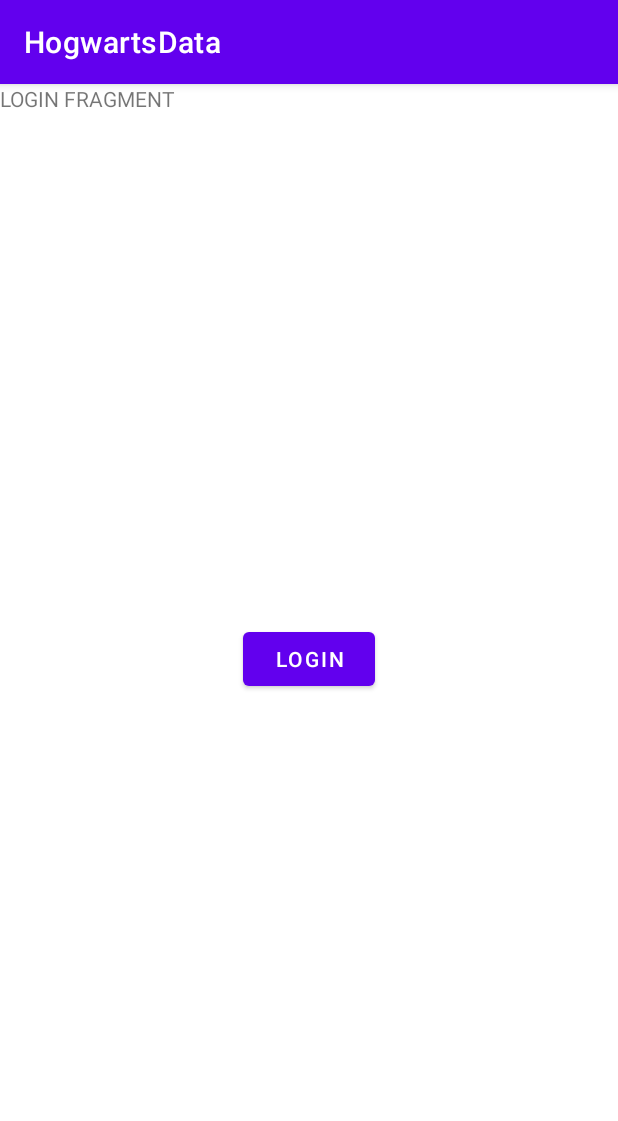
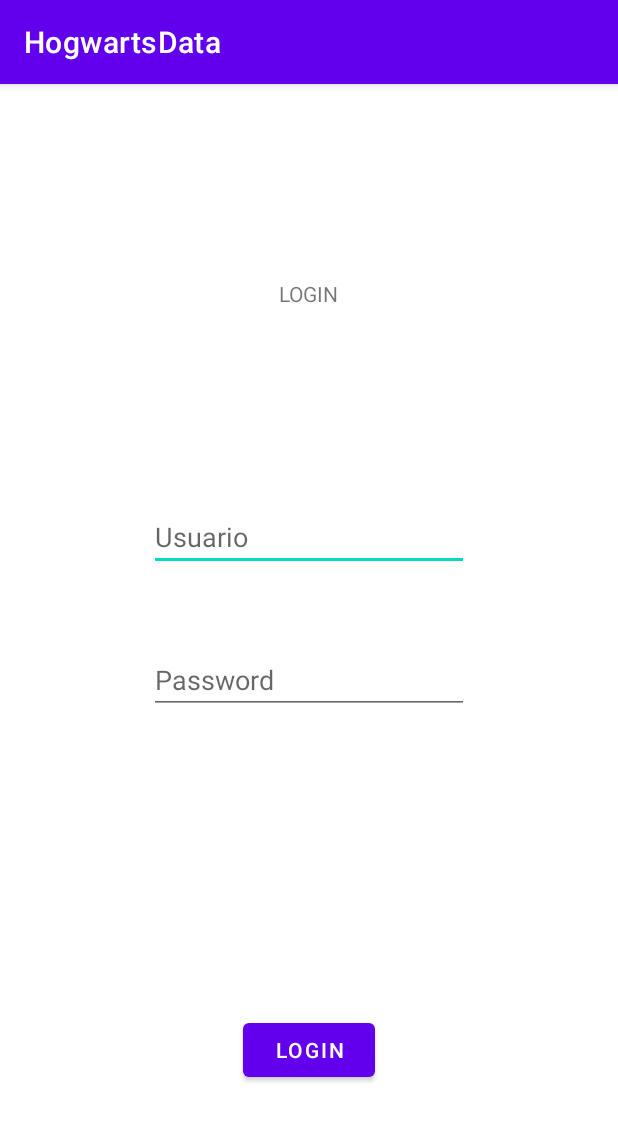
Before and after one commit to josemcuevas/hogwarts-data, an Android app: the screen it shows after launch (MainActivity), on a phone screen of 412 x 824 dp. Shown: the top 1121 px of the screen. Run offline under Robolectric (Android 15) with nearby library versions, the phone set to English and light mode, and no system bars; our stand-ins replace Dagger/Hilt's generated code.

Commit message:
VIEW(Login): Login view implemented

```diff
--- /dev/null
+++ b/app/src/main/java/com/example/hogwartsdata/data/model/UserModel.kt
@@ -0,0 +1,6 @@
+package com.example.hogwartsdata.data.model
+
+data class UserModel(
+    val user: String,
+    val password: String
+)
--- /dev/null
+++ b/app/src/main/java/com/example/hogwartsdata/domain/CheckUser.kt
@@ -0,0 +1,12 @@
+package com.example.hogwartsdata.domain
+
+import com.example.hogwartsdata.data.Repository
+import javax.inject.Inject
+
+class CheckUser @Inject constructor(
+    private val repository: Repository
+) {
+    operator fun invoke(user: String, password: String): Boolean {
+        return repository.postUserLogin(user, password)
+    }
+}
--- a/app/src/main/java/com/example/hogwartsdata/ui/view/MainActivity.kt
+++ b/app/src/main/java/com/example/hogwartsdata/ui/view/MainActivity.kt
@@ -3,7 +3,9 @@ package com.example.hogwartsdata.ui.view
 import androidx.appcompat.app.AppCompatActivity
 import android.os.Bundle
 import com.example.hogwartsdata.R
+import dagger.hilt.android.AndroidEntryPoint
 
+@AndroidEntryPoint
 class MainActivity : AppCompatActivity() {
     override fun onCreate(savedInstanceState: Bundle?) {
         super.onCreate(savedInstanceState)
--- a/app/src/main/java/com/example/hogwartsdata/ui/view/login/LoginFragment.kt
+++ b/app/src/main/java/com/example/hogwartsdata/ui/view/login/LoginFragment.kt
@@ -5,12 +5,23 @@ import androidx.fragment.app.Fragment
 import android.view.LayoutInflater
 import android.view.View
 import android.view.ViewGroup
+import android.widget.Switch
+import android.widget.Toast
+import androidx.fragment.app.activityViewModels
+import androidx.fragment.app.viewModels
+import androidx.lifecycle.Observer
 import androidx.navigation.fragment.findNavController
 import com.example.hogwartsdata.R
+import com.example.hogwartsdata.data.model.UserModel
 import com.example.hogwartsdata.databinding.FragmentLoginBinding
+import com.example.hogwartsdata.ui.viewModel.login.LoginState
+import com.example.hogwartsdata.ui.viewModel.login.LoginViewModel
+import dagger.hilt.android.AndroidEntryPoint
 
+@AndroidEntryPoint
 class LoginFragment : Fragment() {
     private lateinit var binding: FragmentLoginBinding
+    private val loginViewModel: LoginViewModel by viewModels()
 
     override fun onCreateView(
         inflater: LayoutInflater,
@@ -18,13 +29,40 @@ class LoginFragment : Fragment() {
         savedInstanceState: Bundle?
     ): View {
         binding = FragmentLoginBinding.inflate(inflater, container, false)
+        loginStateObserver()
         loginButtonObserver()
         return binding.root
     }
 
     private fun loginButtonObserver(){
         binding.loginButton.setOnClickListener{
-            findNavController().navigate(R.id.action_loginFragment_to_homeFragment2)
+            val user: String = binding.editTextUser.text.toString()
+            val password: String = binding.editTextPassword.text.toString()
+
+            if(user.isEmpty() || password.isEmpty()){
+                Toast.makeText(context, "Debes rellenar todos los campos", Toast.LENGTH_SHORT).show()
+            }else{
+                loginViewModel.doLogin(user, password)
+            }
         }
     }
+
+    private fun loginStateObserver(){
+        loginViewModel.loginState.observe(viewLifecycleOwner, Observer { loginState ->
+            when(loginState){
+                LoginState.IDLE -> {}
+                LoginState.SUCCESS -> {
+                    findNavController().navigate(R.id.action_loginFragment_to_homeFragment2)
+                    loginViewModel.resetLoginState()
+                }
+                LoginState.ERROR -> {
+                    Toast.makeText(context, "Error en login", Toast.LENGTH_SHORT).show()
+                    loginViewModel.resetLoginState()
+                }
+                else -> {}
+            }
+        })
+    }
+
+
 }
--- /dev/null
+++ b/app/src/main/java/com/example/hogwartsdata/ui/viewModel/login/LoginState.kt
@@ -0,0 +1,5 @@
+package com.example.hogwartsdata.ui.viewModel.login
+
+enum class LoginState {
+    IDLE, SUCCESS, ERROR
+}
--- /dev/null
+++ b/app/src/main/java/com/example/hogwartsdata/ui/viewModel/login/LoginViewModel.kt
@@ -0,0 +1,27 @@
+package com.example.hogwartsdata.ui.viewModel.login
+
+import androidx.lifecycle.MutableLiveData
+import androidx.lifecycle.ViewModel
+import com.example.hogwartsdata.domain.CheckUser
+import dagger.hilt.android.lifecycle.HiltViewModel
+import javax.inject.Inject
+
+@HiltViewModel
+class LoginViewModel @Inject constructor(
+    private val checkUser: CheckUser
+): ViewModel(){
+    val loginState = MutableLiveData<LoginState>(LoginState.IDLE)
+
+    fun doLogin(user: String, password: String){
+        val response: Boolean = checkUser(user, password)
+        if(response){
+            loginState.postValue(LoginState.SUCCESS)
+        }else{
+            loginState.postValue(LoginState.ERROR)
+        }
+    }
+
+    fun resetLoginState(){
+        loginState.postValue(LoginState.IDLE)
+    }
+}
--- a/app/src/main/res/layout/fragment_login.xml
+++ b/app/src/main/res/layout/fragment_login.xml
@@ -7,23 +7,49 @@
     tools:context=".ui.view.login.LoginFragment">
 
     <!-- TODO: Update blank fragment layout -->
+
     <TextView
         android:id="@+id/textView"
-        android:layout_width="match_parent"
-        android:layout_height="match_parent"
-        android:text="LOGIN FRAGMENT"
-        app:layout_constraintBottom_toBottomOf="parent"
+        android:layout_width="wrap_content"
+        android:layout_height="wrap_content"
+        android:text="LOGIN"
+        app:layout_constraintBottom_toTopOf="@+id/editTextUser"
+        app:layout_constraintEnd_toEndOf="parent"
+        app:layout_constraintStart_toStartOf="parent"
         app:layout_constraintTop_toTopOf="parent" />
 
     <Button
         android:id="@+id/loginButton"
         android:layout_width="wrap_content"
         android:layout_height="wrap_content"
+        android:layout_marginBottom="100dp"
         android:text="Login"
-        app:layout_constraintBottom_toBottomOf="@+id/textView"
-        app:layout_constraintEnd_toEndOf="@+id/textView"
-        app:layout_constraintStart_toStartOf="@+id/textView"
-        app:layout_constraintTop_toTopOf="parent"
-        app:layout_constraintVertical_bias="0.499" />
+        app:layout_constraintBottom_toBottomOf="parent"
+        app:layout_constraintEnd_toEndOf="parent"
+        app:layout_constraintStart_toStartOf="parent" />
+
+    <EditText
+        android:id="@+id/editTextUser"
+        android:layout_width="wrap_content"
+        android:layout_height="wrap_content"
+        android:layout_marginBottom="50dp"
+        android:ems="10"
+        android:inputType="textPersonName"
+        android:hint="Usuario"
+        app:layout_constraintBottom_toTopOf="@+id/editTextPassword"
+        app:layout_constraintEnd_toEndOf="parent"
+        app:layout_constraintStart_toStartOf="parent" />
+
+    <EditText
+        android:id="@+id/editTextPassword"
+        android:layout_width="wrap_content"
+        android:layout_height="wrap_content"
+        android:layout_marginBottom="200dp"
+        android:ems="10"
+        android:inputType="textPassword"
+        android:hint="Password"
+        app:layout_constraintBottom_toTopOf="@+id/loginButton"
+        app:layout_constraintEnd_toEndOf="parent"
+        app:layout_constraintStart_toStartOf="parent" />
 
 </androidx.constraintlayout.widget.ConstraintLayout>
```
Also changed, not shown: app/src/main/java/com/example/hogwartsdata/data/Repository.kt (+18 -0 lines).
